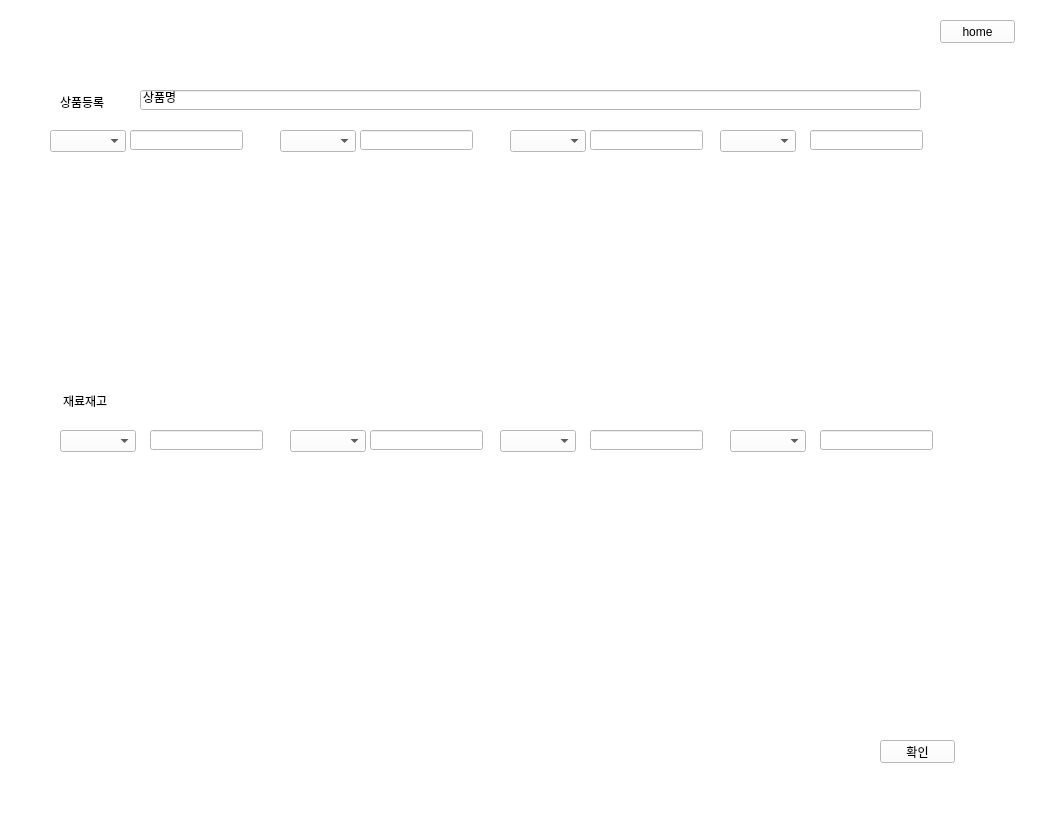
Before: the Qt Designer form smartstore.ui in soyyoonn/SMARTSTORE, drawn with Qt 5.
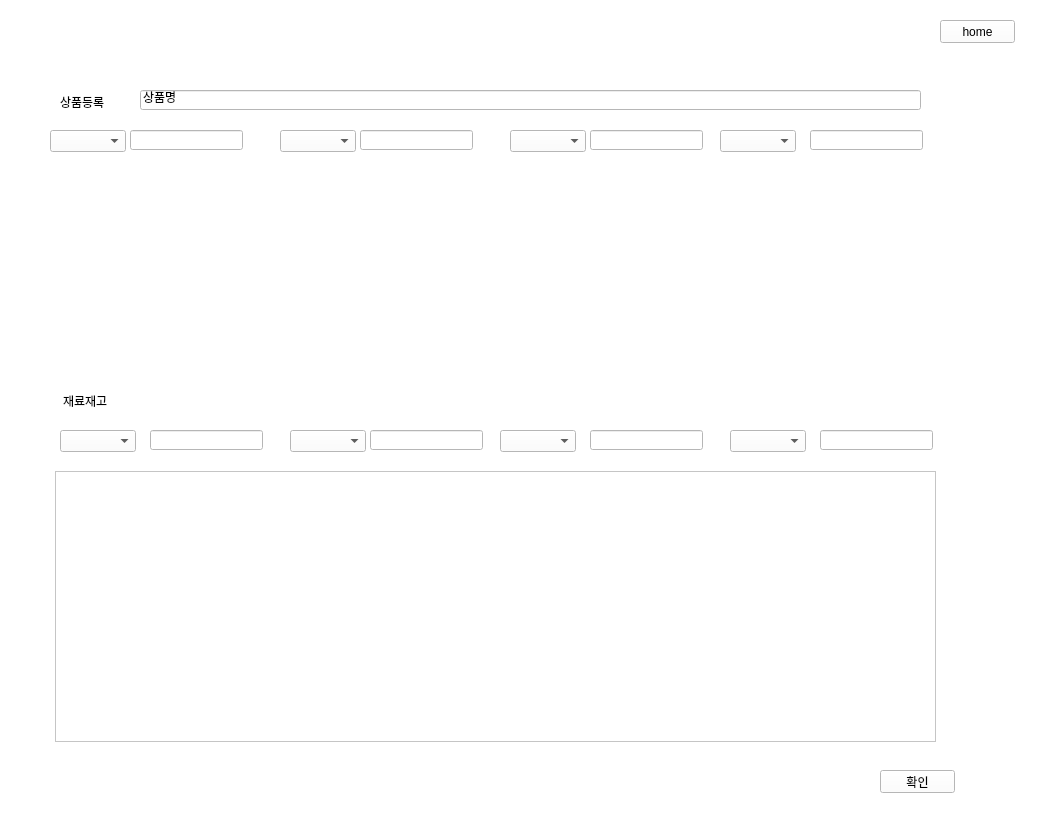
After: the same form once the commit is applied. The open tabs and pages were chosen to show the change.

Commit message: 재고에 테이블위젯 추가

The edit to the form file:
```diff
--- a/smartstore.ui
+++ b/smartstore.ui
@@ -803,7 +803,7 @@
      <property name="geometry">
       <rect>
        <x>880</x>
-       <y>740</y>
+       <y>770</y>
        <width>75</width>
        <height>23</height>
       </rect>
@@ -825,6 +825,16 @@
       <string>home</string>
      </property>
     </widget>
+    <widget class="QTableWidget" name="stock_tableWidget">
+     <property name="geometry">
+      <rect>
+       <x>55</x>
+       <y>471</y>
+       <width>881</width>
+       <height>271</height>
+      </rect>
+     </property>
+    </widget>
    </widget>
    <widget class="QWidget" name="page_5">
     <widget class="QLabel" name="label_3">
```
Left out of the diff: 2 changed lines with no effect on the pictures.
